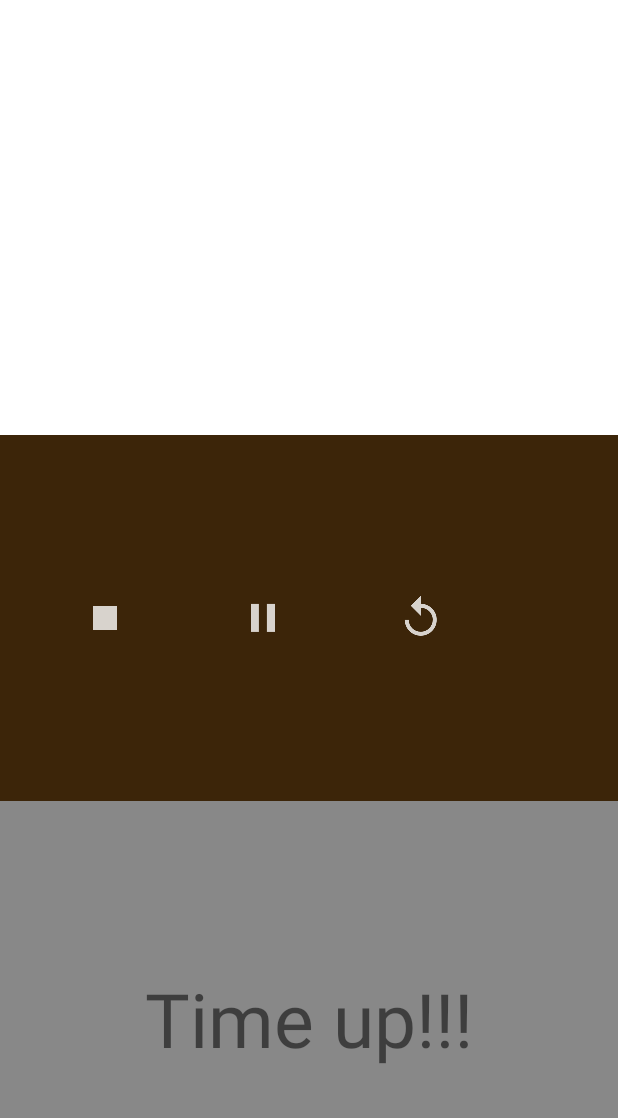
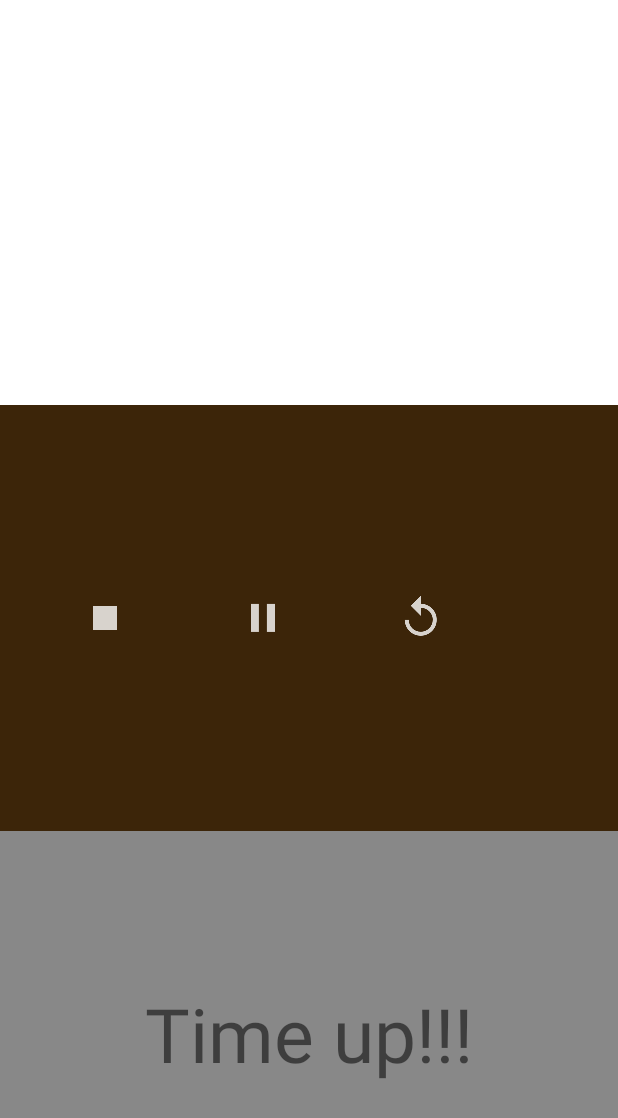
Before and after one commit to TaslimOseni/Kasparov, an Android app: the SurgicalRoom screen opened directly, with no data from a screen before it, after a tap on an icon or button, on a phone screen of 412 x 824 dp. Shown: the top 1118 px of the screen. Run offline under Robolectric (Android 15) with nearby library versions, the phone set to English and light mode, and no system bars; 4 statements that could not run were skipped.

Commit message:
new look.. Might change soon.

```diff
--- a/app/build.gradle
+++ b/app/build.gradle
@@ -5,7 +5,7 @@ android {
     buildToolsVersion "26.0.1"
     defaultConfig {
         applicationId "com.dabinu.apps.chesstimer"
-        minSdkVersion 21
+        minSdkVersion 19
         targetSdkVersion 26
         versionCode 1
         versionName "1.0"
--- a/app/src/main/java/com/dabinu/apps/chesstimer/SurgicalRoom.java
+++ b/app/src/main/java/com/dabinu/apps/chesstimer/SurgicalRoom.java
@@ -6,6 +6,7 @@ import android.content.Context;
 import android.content.DialogInterface;
 import android.content.Intent;
 import android.graphics.Color;
+import android.graphics.drawable.Drawable;
 import android.os.CountDownTimer;
 import android.os.Vibrator;
 import android.support.v7.app.ActionBar;
@@ -66,7 +67,7 @@ public class SurgicalRoom extends AppCompatActivity {
         });
 
 
-        playpause.setImageDrawable(getDrawable(R.drawable.tas_play));
+        playpause.setImageDrawable(getResources().getDrawable(R.drawable.tas_play));
 
 
         topText.setText(convertLongToString(Long.parseLong(minutes) / 1000));
@@ -79,9 +80,9 @@ public class SurgicalRoom extends AppCompatActivity {
             @Override
             public void onClick(View view) {
                 theTextViewToggler(topText);
-                playpause.setImageDrawable(getDrawable(R.drawable.tas_pause));
-                stop.setImageDrawable(getDrawable(R.drawable.tas_stop));
-                reset.setImageDrawable(getDrawable(R.drawable.tas_reset));
+                playpause.setImageDrawable(getResources().getDrawable(R.drawable.tas_pause));
+                stop.setImageDrawable(getResources().getDrawable(R.drawable.tas_stop));
+                reset.setImageDrawable(getResources().getDrawable(R.drawable.tas_reset));
                 isStarted = true;
             }
         });
@@ -90,9 +91,9 @@ public class SurgicalRoom extends AppCompatActivity {
             @Override
             public void onClick(View view) {
                 theTextViewToggler(bottomText);
-                playpause.setImageDrawable(getDrawable(R.drawable.tas_pause));
-                stop.setImageDrawable(getDrawable(R.drawable.tas_stop));
-                reset.setImageDrawable(getDrawable(R.drawable.tas_reset));
+                playpause.setImageDrawable(getResources().getDrawable(R.drawable.tas_pause));
+                stop.setImageDrawable(getResources().getDrawable(R.drawable.tas_stop));
+                reset.setImageDrawable(getResources().getDrawable(R.drawable.tas_reset));
                 isStarted = true;
             }
         });
@@ -151,7 +152,7 @@ public class SurgicalRoom extends AppCompatActivity {
                 playpause.setOnClickListener(new View.OnClickListener() {
                     @Override
                     public void onClick(View view) {
-                        if(playpause.getDrawable() == getDrawable(R.drawable.tas_pause) && isStarted){
+                        if(playpause.getDrawable() == getResources().getDrawable(R.drawable.tas_pause) && isStarted){
                             Toast.makeText(getApplicationContext(), "sdgsd", Toast.LENGTH_LONG).show();
                         }
                     }
@@ -167,7 +168,7 @@ public class SurgicalRoom extends AppCompatActivity {
                 //todo: Add my voice shouting time up!
                 nextView.setBackgroundColor(Color.GRAY);
                 textView.setBackgroundColor(Color.WHITE);
-                playpause.setImageDrawable(getDrawable(R.drawable.tas_reset));
+                playpause.setImageDrawable(getResources().getDrawable(R.drawable.tas_reset));
                 playpause.setOnClickListener(new View.OnClickListener() {
                     @Override
                     public void onClick(View view) {
--- a/app/src/main/res/layout/activity_surgical_room.xml
+++ b/app/src/main/res/layout/activity_surgical_room.xml
@@ -11,7 +11,7 @@
     <TextView
         android:id="@+id/top"
         android:layout_width="match_parent"
-        android:layout_height="290dp"
+        android:layout_height="270dp"
         android:layout_alignParentTop="true"
         android:gravity="center"
         android:rotation="180"
@@ -56,7 +56,7 @@
     <TextView
         android:id="@+id/bottom"
         android:layout_width="match_parent"
-        android:layout_height="290dp"
+        android:layout_height="270dp"
         android:layout_alignParentBottom="true"
         android:layout_alignParentStart="true"
         android:gravity="center"
```
Also changed, not shown: app/src/main/res/layout/activity_start.xml (+6 -6 lines).
